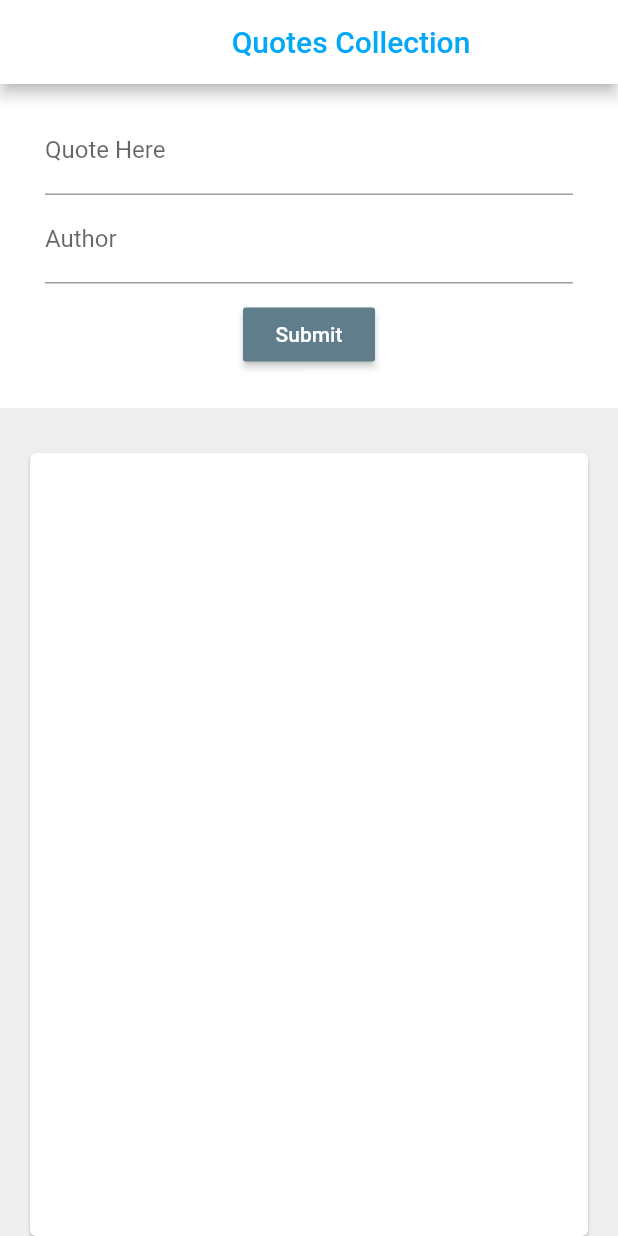
After one commit to ishworpanta10/flutter_sqLite_CRUD, a Flutter app: the screen it shows after launch, after a tap on "Quote Page", on a phone screen of 412 x 824 dp. The commit adds this screen. Run offline on Flutter 3.47's test engine with Material 2 defaults, Android fonts, the phone set to English and light mode, and no system bars; our stand-ins replace sqflite; accounts and stored records are empty.

Commit message:
quotes app CRUD Done with UI

```diff
--- a/lib/dbHelper/dbHelper.dart
+++ b/lib/dbHelper/dbHelper.dart
@@ -11,6 +11,7 @@ class DatabaseHelper {
 
   // Making Singleton class
   DatabaseHelper._privateConstructor();
+
   static final DatabaseHelper instance = DatabaseHelper._privateConstructor();
 
   // getting instance of db from sqflite
--- a/lib/main.dart
+++ b/lib/main.dart
@@ -3,6 +3,7 @@ import 'dart:math';
 import 'package:flutter/material.dart';
 import 'package:flutterdbDemo/Model/quote.dart';
 import 'package:flutterdbDemo/dbHelper/dbHelper.dart';
+import 'package:flutterdbDemo/screen/quotePage.dart';
 import 'package:sqflite/sqflite.dart';
 
 void main() {
@@ -16,19 +17,7 @@ class MyApp extends StatelessWidget {
     return MaterialApp(
       title: 'Flutter Demo',
       theme: ThemeData(
-        // This is the theme of your application.
-        //
-        // Try running your application with "flutter run". You'll see the
-        // application has a blue toolbar. Then, without quitting the app, try
-        // changing the primarySwatch below to Colors.green and then invoke
-        // "hot reload" (press "r" in the console where you ran "flutter run",
-        // or simply save your changes to "hot reload" in a Flutter IDE).
-        // Notice that the counter didn't reset back to zero; the application
-        // is not restarted.
         primarySwatch: Colors.blue,
-        // This makes the visual density adapt to the platform that you run
-        // the app on. For desktop platforms, the controls will be smaller and
-        // closer together (more dense) than on mobile platforms.
         visualDensity: VisualDensity.adaptivePlatformDensity,
       ),
       home: HomePage(),
@@ -39,8 +28,8 @@ class MyApp extends StatelessWidget {
 class HomePage extends StatelessWidget {
   @override
   Widget build(BuildContext context) {
-    Random random = Random();
-    int _randomnumber = random.nextInt(20);
+    // Random random = Random();
+    // int _randomnumber = random.nextInt(20);
 
     return Scaffold(
       appBar: AppBar(
@@ -98,11 +87,16 @@ class HomePage extends StatelessWidget {
               child: Text('Delete'),
               color: Colors.red,
             ),
-
+            SizedBox(
+              height: 10.0,
+            ),
             //query
             RaisedButton(
-                onPressed: () async {},
-                child: Text('Query'),
+                onPressed: () {
+                  Navigator.push(context,
+                      MaterialPageRoute(builder: (context) => MyHomePage()));
+                },
+                child: Text('Quote Page'),
                 color: Colors.grey),
           ],
         ),
--- /dev/null
+++ b/lib/screen/quotePage.dart
@@ -0,0 +1,181 @@
+import 'package:flutter/material.dart';
+import 'package:flutterdbDemo/Model/quote.dart';
+import 'package:flutterdbDemo/dbHelper/dbHelper.dart';
+
+class MyHomePage extends StatefulWidget {
+  @override
+  _MyHomePageState createState() => _MyHomePageState();
+}
+
+class _MyHomePageState extends State<MyHomePage> {
+  final _formKey = GlobalKey<FormState>();
+  final _ctrlQuote = TextEditingController();
+  final _ctrlAuthor = TextEditingController();
+
+  Quote _quote = Quote();
+  List<Quote> _quotes = [];
+
+  void _onSubmit() async {
+    var form = _formKey.currentState;
+    if (form.validate()) {
+      form.save();
+      // _quotes.add(
+      //   Quote(id: null, quote: _quote.quote, author: _quote.author),
+      // );
+      if (_quote.id == null) {
+        await _dbHelper.insert(_quote);
+      } else {
+        await _dbHelper.update(_quote);
+      }
+      _resetForm();
+    }
+  }
+
+  _resetForm() {
+    setState(() {
+      _formKey.currentState.reset();
+      _ctrlAuthor.clear();
+      _ctrlQuote.clear();
+      _quote.id = null;
+    });
+  }
+
+  _showForEdit(index) {
+    setState(() {
+      _quote = _quotes[index];
+      _ctrlQuote.text = _quotes[index].quote;
+      _ctrlAuthor.text = _quotes[index].author;
+    });
+  }
+
+  _deleteQuote(int index) async {
+    await _dbHelper.delete(index);
+    _resetForm();
+    _refreshQuotesList();
+  }
+
+  DatabaseHelper _dbHelper;
+
+  @override
+  void initState() {
+    super.initState();
+    _dbHelper = DatabaseHelper.instance;
+    _refreshQuotesList();
+  }
+
+  _refreshQuotesList() async {
+    List<Quote> quotes = await _dbHelper.queryAll();
+    setState(() {
+      _quotes = quotes;
+    });
+  }
+
+  @override
+  Widget build(BuildContext context) {
+    return Scaffold(
+      backgroundColor: Colors.grey[200],
+      appBar: AppBar(
+        backgroundColor: Colors.white,
+        title: Center(
+          child: Text(
+            "Quotes Collection",
+            style: TextStyle(color: Colors.lightBlue),
+          ),
+        ),
+      ),
+      body: Center(
+        child: Column(
+          mainAxisAlignment: MainAxisAlignment.start,
+          children: <Widget>[
+            _form(),
+            _list(),
+          ],
+        ),
+      ),
+    );
+  }
+
+  _form() => Container(
+        color: Colors.white,
+        padding: EdgeInsets.symmetric(vertical: 15, horizontal: 30),
+        child: Form(
+          key: _formKey,
+          child: Column(
+            children: <Widget>[
+              TextFormField(
+                controller: _ctrlQuote,
+                decoration: InputDecoration(labelText: 'Quote Here'),
+                validator: (val) =>
+                    (val.length == 0 ? 'This field is mandatory' : null),
+                onSaved: (val) => setState(
+                  () => _quote.quote = val,
+                ),
+                // autovalidate: true,
+              ),
+              TextFormField(
+                controller: _ctrlAuthor,
+                decoration: InputDecoration(labelText: 'Author'),
+                validator: (val) =>
+                    val.length == 0 ? 'author is required' : null,
+                onSaved: (val) => setState(
+                  () => _quote.author = val,
+                ),
+                // autovalidate: true,
+              ),
+              Container(
+                margin: EdgeInsets.all(10.0),
+                child: RaisedButton(
+                  onPressed: () => _onSubmit(),
+                  child: Text('Submit'),
+                  color: Colors.blueGrey,
+                  textColor: Colors.white,
+                ),
+              ),
+            ],
+          ),
+        ),
+      );
+
+  _list() => Expanded(
+        child: Card(
+          margin: EdgeInsets.fromLTRB(20, 30, 20, 0),
+          child: Scrollbar(
+            child: ListView.builder(
+              padding: const EdgeInsets.all(8),
+              itemBuilder: (context, index) {
+                return Column(
+                  children: <Widget>[
+                    ListTile(
+                      leading: Icon(
+                        Icons.account_circle,
+                        color: Colors.blueGrey,
+                        size: 40.0,
+                      ),
+                      title: Text(
+                        _quotes[index].quote.toUpperCase(),
+                        style: TextStyle(
+                            color: Colors.blueGrey,
+                            fontWeight: FontWeight.bold),
+                      ),
+                      subtitle: Text(_quotes[index].author),
+                      trailing: IconButton(
+                          icon: Icon(Icons.delete_sweep),
+                          onPressed: () {
+                            _deleteQuote(_quotes[index].id);
+                          }),
+                      onTap: () {
+                        _showForEdit(index);
+                      },
+                    ),
+                    Divider(
+                      height: 5.0,
+                    ),
+                  ],
+                );
+              },
+              itemCount: _quotes.length,
+            ),
+          ),
+        ),
+      );
+}
```
